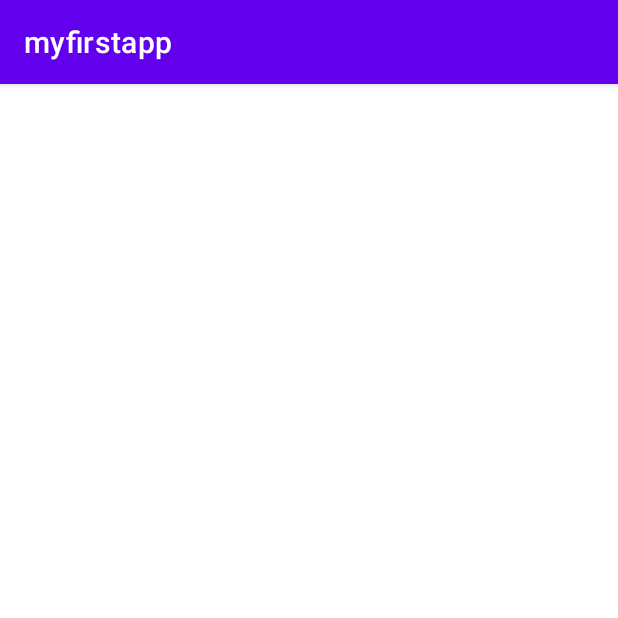
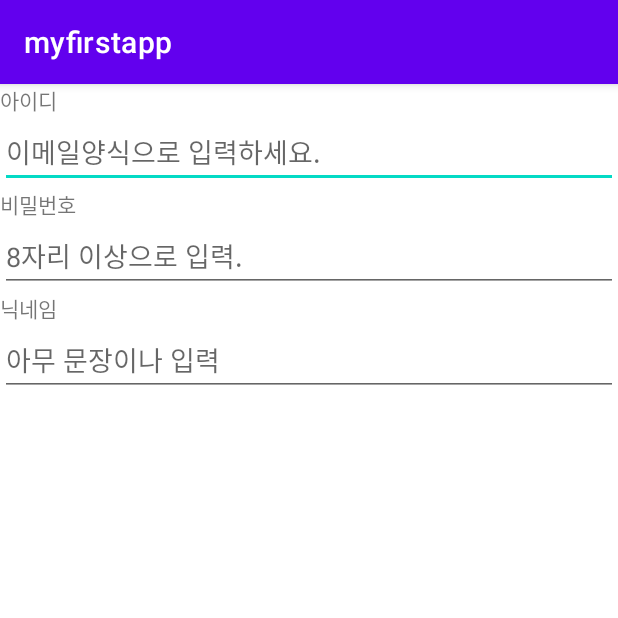
Before and after one commit to LIM-BAEK-SAN/limbs_20220516, an Android app: the screen it shows after launch (MainActivity), on a phone screen of 412 x 824 dp, the top half of it. Run offline under Robolectric (Android 15) with nearby library versions, the phone set to English and light mode, and no system bars.

Commit message:
singleLine 속성 / imeOptions 속성 체험

```diff
--- a/app/src/main/res/layout/activity_main.xml
+++ b/app/src/main/res/layout/activity_main.xml
@@ -7,5 +7,39 @@
     android:orientation="vertical"
     tools:context=".MainActivity">
 
+    <TextView
+        android:layout_width="wrap_content"
+        android:layout_height="wrap_content"
+        android:text="아이디" />
 
+    <EditText
+        android:layout_width="match_parent"
+        android:layout_height="wrap_content"
+        android:hint="이메일양식으로 입력하세요."
+        android:inputType="textEmailAddress"
+        android:minHeight="48dp" />
+
+    <TextView
+        android:layout_width="wrap_content"
+        android:layout_height="wrap_content"
+        android:text="비밀번호" />
+
+    <EditText
+        android:layout_width="match_parent"
+        android:layout_height="wrap_content"
+        android:hint="8자리 이상으로 입력."
+        android:inputType="textPassword"
+        tools:ignore="TouchTargetSizeCheck" />
+
+    <TextView
+        android:layout_width="wrap_content"
+        android:layout_height="wrap_content"
+        android:text="닉네임" />
+
+    <EditText
+        android:layout_width="match_parent"
+        android:layout_height="wrap_content"
+        android:hint="아무 문장이나 입력"
+        android:imeOptions="actionSearch"
+        android:singleLine="true"/>
 </LinearLayout>
```
